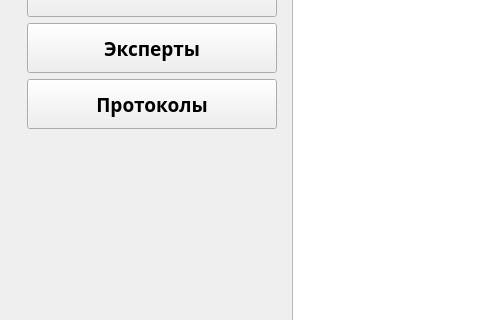
First picture: the form in OrganizeForm.ui, repository faryek/KARELLO, before the edit; both pictures show x 0 to 480 and y 187 to 507 of the 1186 by 814 pixel window.
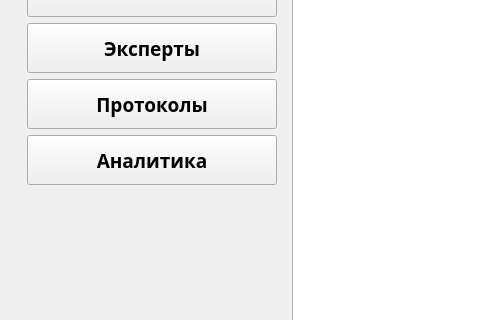
Second picture: the form after the edit. The open tabs and pages were chosen to show the change. Icons and pictures are not drawn.

```diff
--- a/OrganizeForm.ui
+++ b/OrganizeForm.ui
@@ -270,6 +270,26 @@
                   </property>
                  </widget>
                 </item>
+                <item>
+                 <widget class="QPushButton" name="AnalyseButton">
+                  <property name="minimumSize">
+                   <size>
+                    <width>250</width>
+                    <height>50</height>
+                   </size>
+                  </property>
+                  <property name="font">
+                   <font>
+                    <family>Akrobat SemiBold</family>
+                    <pointsize>14</pointsize>
+                    <bold>true</bold>
+                   </font>
+                  </property>
+                  <property name="text">
+                   <string>Аналитика</string>
+                  </property>
+                 </widget>
+                </item>
                 <item>
                  <spacer name="verticalSpacer">
                   <property name="orientation">
```
Left out of the diff: 5 changed lines with no effect on the pictures.
